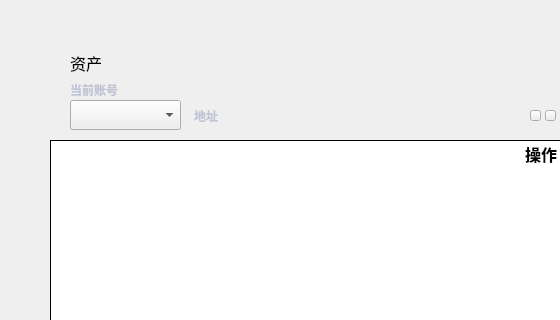
This is mainpage.ui in HcashOrg/hx-indicator as Qt 5 draws it before an edit; both pictures show x 0 to 560 and y 0 to 320 of the 770 by 530 pixel window. The edited form follows.
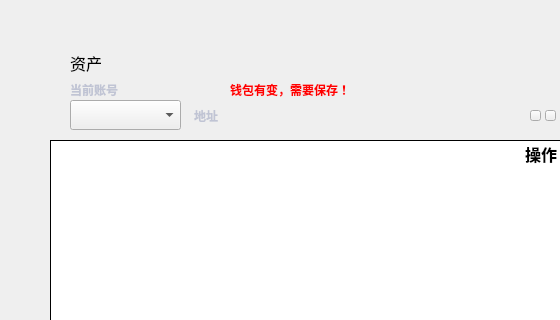
This is the edited form.

Diff of the .ui file:
```diff
--- a/mainpage.ui
+++ b/mainpage.ui
@@ -387,6 +387,30 @@
     <string>操作</string>
    </property>
   </widget>
+  <widget class="QLabel" name="label_backtip">
+   <property name="geometry">
+    <rect>
+     <x>230</x>
+     <y>80</y>
+     <width>181</width>
+     <height>20</height>
+    </rect>
+   </property>
+   <property name="font">
+    <font>
+     <family>微软雅黑</family>
+    </font>
+   </property>
+   <property name="styleSheet">
+    <string notr="true">color: red;</string>
+   </property>
+   <property name="text">
+    <string>钱包有变，需要保存！</string>
+   </property>
+   <property name="alignment">
+    <set>Qt::AlignLeading|Qt::AlignLeft|Qt::AlignVCenter</set>
+   </property>
+  </widget>
   <zorder>addressLabel</zorder>
   <zorder>title_label</zorder>
   <zorder>addAccountBtn</zorder>
```
Left out of the diff: 1 changed line with no effect on the pictures.
